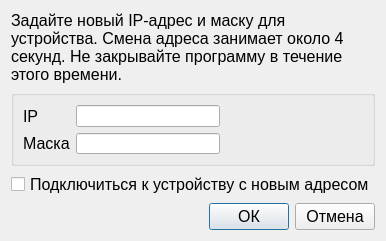
This is setdeviceipdialog.ui in irsural/gnrw_pc_fstec as Qt 5 draws it before an edit. The edited form follows.
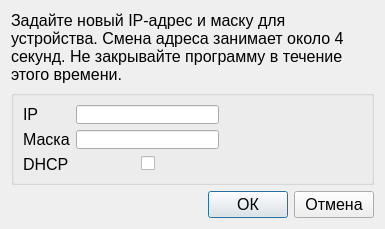
This is the edited form.

Commit message: Добавил галочку dhcp в настройках устройства

Patch:
```diff
--- a/setdeviceipdialog.ui
+++ b/setdeviceipdialog.ui
@@ -6,8 +6,8 @@
    <rect>
     <x>0</x>
     <y>0</y>
-    <width>378</width>
-    <height>241</height>
+    <width>385</width>
+    <height>229</height>
    </rect>
   </property>
   <property name="font">
@@ -41,6 +41,13 @@
       <string/>
      </property>
      <layout class="QGridLayout" name="gridLayout">
+      <item row="1" column="0">
+       <widget class="QLabel" name="maskLabel">
+        <property name="text">
+         <string>Маска</string>
+        </property>
+       </widget>
+      </item>
       <item row="0" column="0">
        <widget class="QLabel" name="label">
         <property name="text">
@@ -48,6 +55,12 @@
         </property>
        </widget>
       </item>
+      <item row="0" column="1">
+       <widget class="QLineEdit" name="ipLineEdit"/>
+      </item>
+      <item row="1" column="1">
+       <widget class="QLineEdit" name="maskLineEdit"/>
+      </item>
       <item row="0" column="5">
        <spacer name="horizontalSpacer_2">
         <property name="orientation">
@@ -61,29 +74,53 @@
         </property>
        </spacer>
       </item>
-      <item row="1" column="0">
-       <widget class="QLabel" name="maskLabel">
+      <item row="2" column="0">
+       <widget class="QLabel" name="label_2">
         <property name="text">
-         <string>Маска</string>
+         <string>DHCP</string>
         </property>
        </widget>
       </item>
-      <item row="1" column="1">
-       <widget class="QLineEdit" name="maskLineEdit"/>
-      </item>
-      <item row="0" column="1">
-       <widget class="QLineEdit" name="ipLineEdit"/>
+      <item row="2" column="1">
+       <layout class="QHBoxLayout" name="horizontalLayout_3">
+        <item>
+         <spacer name="horizontalSpacer">
+          <property name="orientation">
+           <enum>Qt::Horizontal</enum>
+          </property>
+          <property name="sizeHint" stdset="0">
+           <size>
+            <width>40</width>
+            <height>20</height>
+           </size>
+          </property>
+         </spacer>
+        </item>
+        <item>
+         <widget class="QCheckBox" name="dhcp_enable_checkbox">
+          <property name="text">
+           <string/>
+          </property>
+         </widget>
+        </item>
+        <item>
+         <spacer name="horizontalSpacer_4">
+          <property name="orientation">
+           <enum>Qt::Horizontal</enum>
+          </property>
+          <property name="sizeHint" stdset="0">
+           <size>
+            <width>40</width>
+            <height>20</height>
+           </size>
+          </property>
+         </spacer>
+        </item>
+       </layout>
       </item>
      </layout>
     </widget>
    </item>
-   <item>
-    <widget class="QCheckBox" name="connectToDeviceWithNewAddressCheckBox">
-     <property name="text">
-      <string>Подключиться к устройству с новым адресом</string>
-     </property>
-    </widget>
-   </item>
    <item>
     <layout class="QHBoxLayout" name="horizontalLayout">
      <item>
```
The commit also changes 6 other files.
